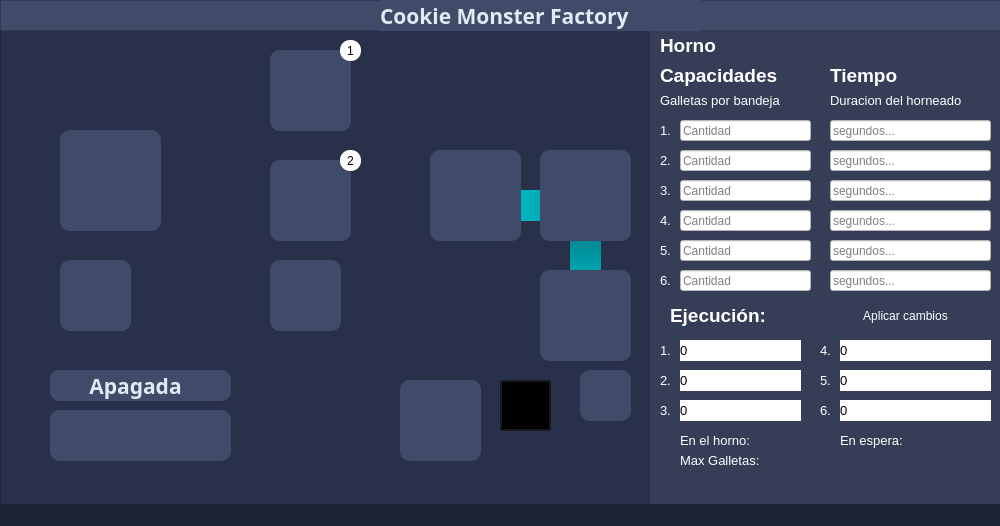
First picture: the form in view/mainwindow.ui, repository JuanVF/CookieMonsterFactory, before the edit.
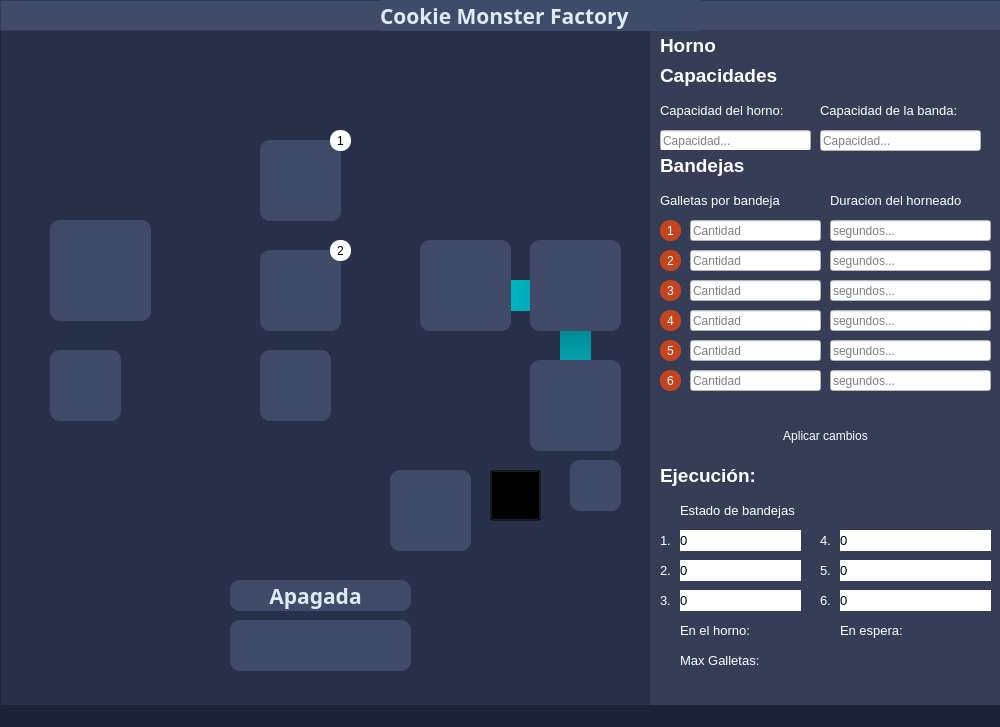
Second picture: the form after the edit. The open tabs and pages were chosen to show the change. Icons and pictures are not drawn.

Commit message: UI Almost finished, added events. Realtime response for Oven, packer and deposit needed

The edit to the form file:
```diff
--- a/view/mainwindow.ui
+++ b/view/mainwindow.ui
@@ -7,7 +7,7 @@
     <x>0</x>
     <y>0</y>
     <width>1000</width>
-    <height>526</height>
+    <height>727</height>
    </rect>
   </property>
   <property name="minimumSize">
@@ -36,7 +36,7 @@
       <x>0</x>
       <y>0</y>
       <width>1000</width>
-      <height>526</height>
+      <height>721</height>
      </rect>
     </property>
     <property name="cursor">
@@ -112,8 +112,8 @@
     <widget class="QFrame" name="frWareHouse">
      <property name="geometry">
       <rect>
-       <x>60</x>
-       <y>130</y>
+       <x>50</x>
+       <y>220</y>
        <width>101</width>
        <height>101</height>
       </rect>
@@ -151,8 +151,8 @@
     <widget class="QFrame" name="frPlanner">
      <property name="geometry">
       <rect>
-       <x>60</x>
-       <y>260</y>
+       <x>50</x>
+       <y>350</y>
        <width>71</width>
        <height>71</height>
       </rect>
@@ -190,8 +190,8 @@
     <widget class="QFrame" name="frMixer1">
      <property name="geometry">
       <rect>
-       <x>270</x>
-       <y>50</y>
+       <x>260</x>
+       <y>140</y>
        <width>81</width>
        <height>81</height>
       </rect>
@@ -229,8 +229,8 @@
     <widget class="QFrame" name="frMixer2">
      <property name="geometry">
       <rect>
-       <x>270</x>
-       <y>160</y>
+       <x>260</x>
+       <y>250</y>
        <width>81</width>
        <height>81</height>
       </rect>
@@ -268,8 +268,8 @@
     <widget class="QFrame" name="frChocolateMixer">
      <property name="geometry">
       <rect>
-       <x>270</x>
-       <y>260</y>
+       <x>260</x>
+       <y>350</y>
        <width>71</width>
        <height>71</height>
       </rect>
@@ -307,8 +307,8 @@
     <widget class="QFrame" name="frChocolateMixer_2">
      <property name="geometry">
       <rect>
-       <x>50</x>
-       <y>410</y>
+       <x>230</x>
+       <y>620</y>
        <width>181</width>
        <height>51</height>
       </rect>
@@ -365,8 +365,8 @@
     <widget class="QFrame" name="frChocolateMixer_3">
      <property name="geometry">
       <rect>
-       <x>50</x>
-       <y>370</y>
+       <x>230</x>
+       <y>580</y>
        <width>181</width>
        <height>31</height>
       </rect>
@@ -413,8 +413,8 @@
     <widget class="QFrame" name="frAssembly">
      <property name="geometry">
       <rect>
-       <x>430</x>
-       <y>150</y>
+       <x>420</x>
+       <y>240</y>
        <width>91</width>
        <height>91</height>
       </rect>
@@ -452,8 +452,8 @@
     <widget class="QFrame" name="frOven">
      <property name="geometry">
       <rect>
-       <x>540</x>
-       <y>150</y>
+       <x>530</x>
+       <y>240</y>
        <width>91</width>
        <height>91</height>
       </rect>
@@ -491,8 +491,8 @@
     <widget class="QFrame" name="frBaler">
      <property name="geometry">
       <rect>
-       <x>540</x>
-       <y>270</y>
+       <x>530</x>
+       <y>360</y>
        <width>91</width>
        <height>91</height>
       </rect>
@@ -530,8 +530,8 @@
     <widget class="QFrame" name="frDelivery">
      <property name="geometry">
       <rect>
-       <x>400</x>
-       <y>380</y>
+       <x>390</x>
+       <y>470</y>
        <width>81</width>
        <height>81</height>
       </rect>
@@ -569,8 +569,8 @@
     <widget class="QLabel" name="label_2">
      <property name="geometry">
       <rect>
-       <x>130</x>
-       <y>70</y>
+       <x>120</x>
+       <y>160</y>
        <width>151</width>
        <height>241</height>
       </rect>
@@ -585,8 +585,8 @@
     <widget class="QLabel" name="label_3">
      <property name="geometry">
       <rect>
-       <x>180</x>
-       <y>140</y>
+       <x>170</x>
+       <y>230</y>
        <width>51</width>
        <height>51</height>
       </rect>
@@ -605,8 +605,8 @@
     <widget class="QLabel" name="lbChocolateQueue">
      <property name="geometry">
       <rect>
-       <x>330</x>
-       <y>70</y>
+       <x>320</x>
+       <y>160</y>
        <width>161</width>
        <height>141</height>
       </rect>
@@ -623,8 +623,8 @@
     <widget class="QLabel" name="label_5">
      <property name="geometry">
       <rect>
-       <x>340</x>
-       <y>190</y>
+       <x>330</x>
+       <y>280</y>
        <width>141</width>
        <height>121</height>
       </rect>
@@ -639,8 +639,8 @@
     <widget class="QLabel" name="label_7">
      <property name="geometry">
       <rect>
-       <x>490</x>
-       <y>190</y>
+       <x>480</x>
+       <y>280</y>
        <width>141</width>
        <height>31</height>
       </rect>
@@ -655,8 +655,8 @@
     <widget class="QLabel" name="label_8">
      <property name="geometry">
       <rect>
-       <x>570</x>
-       <y>220</y>
+       <x>560</x>
+       <y>310</y>
        <width>31</width>
        <height>91</height>
       </rect>
@@ -674,7 +674,7 @@
        <x>650</x>
        <y>30</y>
        <width>351</width>
-       <height>481</height>
+       <height>701</height>
       </rect>
      </property>
      <property name="styleSheet">
@@ -2935,31 +2935,11 @@
         <string>Horno</string>
        </property>
       </widget>
-      <widget class="QLabel" name="label_68">
-       <property name="geometry">
-        <rect>
-         <x>180</x>
-         <y>30</y>
-         <width>101</width>
-         <height>31</height>
-        </rect>
-       </property>
-       <property name="font">
-        <font>
-         <pointsize>14</pointsize>
-         <weight>75</weight>
-         <bold>true</bold>
-        </font>
-       </property>
-       <property name="text">
-        <string>Tiempo</string>
-       </property>
-      </widget>
       <widget class="QLineEdit" name="leOvenBand1Delay">
        <property name="geometry">
         <rect>
          <x>180</x>
-         <y>90</y>
+         <y>190</y>
          <width>161</width>
          <height>21</height>
         </rect>
@@ -2986,7 +2966,7 @@
         <rect>
          <x>10</x>
          <y>30</y>
-         <width>151</width>
+         <width>241</width>
          <height>31</height>
         </rect>
        </property>
@@ -3004,8 +2984,8 @@
       <widget class="QLineEdit" name="leOvenBand1">
        <property name="geometry">
         <rect>
-         <x>30</x>
-         <y>90</y>
+         <x>40</x>
+         <y>190</y>
          <width>131</width>
          <height>21</height>
         </rect>
@@ -3027,9 +3007,9 @@
       <widget class="QPushButton" name="btnOvenApply">
        <property name="geometry">
         <rect>
-         <x>180</x>
-         <y>270</y>
-         <width>151</width>
+         <x>20</x>
+         <y>390</y>
+         <width>311</width>
          <height>31</height>
         </rect>
        </property>
@@ -3060,7 +3040,7 @@
        <property name="geometry">
         <rect>
          <x>10</x>
-         <y>60</y>
+         <y>160</y>
          <width>161</width>
          <height>21</height>
         </rect>
@@ -3080,7 +3060,7 @@
        <property name="geometry">
         <rect>
          <x>180</x>
-         <y>60</y>
+         <y>160</y>
          <width>171</width>
          <height>21</height>
         </rect>
@@ -3099,8 +3079,8 @@
       <widget class="QLineEdit" name="leOvenBand2">
        <property name="geometry">
         <rect>
-         <x>30</x>
-         <y>120</y>
+         <x>40</x>
+         <y>220</y>
          <width>131</width>
          <height>21</height>
         </rect>
@@ -3122,8 +3102,8 @@
       <widget class="QLineEdit" name="leOvenBand3">
        <property name="geometry">
         <rect>
-         <x>30</x>
-         <y>150</y>
+         <x>40</x>
+         <y>250</y>
          <width>131</width>
          <height>21</height>
         </rect>
@@ -3145,8 +3125,8 @@
       <widget class="QLineEdit" name="leOvenBand4">
        <property name="geometry">
         <rect>
-         <x>30</x>
-         <y>180</y>
+         <x>40</x>
+         <y>280</y>
          <width>131</width>
          <height>21</height>
         </rect>
@@ -3168,8 +3148,8 @@
       <widget class="QLineEdit" name="leOvenBand5">
        <property name="geometry">
         <rect>
-         <x>30</x>
-         <y>210</y>
+         <x>40</x>
+         <y>310</y>
          <width>131</width>
          <height>21</height>
         </rect>
@@ -3191,8 +3171,8 @@
       <widget class="QLineEdit" name="leOvenBand6">
        <property name="geometry">
         <rect>
-         <x>30</x>
-         <y>240</y>
+         <x>40</x>
+         <y>340</y>
          <width>131</width>
          <height>21</height>
         </rect>
@@ -3215,7 +3195,7 @@
        <property name="geometry">
         <rect>
          <x>180</x>
-         <y>120</y>
+         <y>220</y>
          <width>161</width>
          <height>21</height>
         </rect>
@@ -3241,7 +3221,7 @@
        <property name="geometry">
         <rect>
          <x>180</x>
-         <y>150</y>
+         <y>250</y>
          <width>161</width>
          <height>21</height>
         </rect>
@@ -3267,7 +3247,7 @@
        <property name="geometry">
         <rect>
          <x>180</x>
-         <y>180</y>
+         <y>280</y>
          <width>161</width>
          <height>21</height>
         </rect>
@@ -3293,7 +3273,7 @@
        <property name="geometry">
         <rect>
          <x>180</x>
-         <y>210</y>
+         <y>310</y>
          <width>161</width>
          <height>21</height>
         </rect>
@@ -3319,7 +3299,7 @@
        <property name="geometry">
         <rect>
          <x>180</x>
-         <y>240</y>
+         <y>340</y>
          <width>161</width>
          <height>21</height>
         </rect>
@@ -3341,131 +3321,11 @@
         <string>segundos...</string>
        </property>
       </widget>
-      <widget class="QLabel" name="label_82">
-       <property name="geometry">
-        <rect>
-         <x>10</x>
-         <y>90</y>
-         <width>16</width>
-         <height>21</height>
-        </rect>
-       </property>
-       <property name="font">
-        <font>
-         <pointsize>10</pointsize>
-         <weight>50</weight>
-         <bold>false</bold>
-        </font>
-       </property>
-       <property name="text">
-        <string>1.</string>
-       </property>
-      </widget>
-      <widget class="QLabel" name="label_83">
-       <property name="geometry">
-        <rect>
-         <x>10</x>
-         <y>120</y>
-         <width>16</width>
-         <height>21</height>
-        </rect>
-       </property>
-       <property name="font">
-        <font>
-         <pointsize>10</pointsize>
-         <weight>50</weight>
-         <bold>false</bold>
-        </font>
-       </property>
-       <property name="text">
-        <string>2.</string>
-       </property>
-      </widget>
-      <widget class="QLabel" name="label_84">
-       <property name="geometry">
-        <rect>
-         <x>10</x>
-         <y>150</y>
-         <width>16</width>
-         <height>21</height>
-        </rect>
-       </property>
-       <property name="font">
-        <font>
-         <pointsize>10</pointsize>
-         <weight>50</weight>
-         <bold>false</bold>
-        </font>
-       </property>
-       <property name="text">
-        <string>3.</string>
-       </property>
-      </widget>
-      <widget class="QLabel" name="label_85">
-       <property name="geometry">
-        <rect>
-         <x>10</x>
-         <y>180</y>
-         <width>16</width>
-         <height>21</height>
-        </rect>
-       </property>
-       <property name="font">
-        <font>
-         <pointsize>10</pointsize>
-         <weight>50</weight>
-         <bold>false</bold>
-        </font>
-       </property>
-       <property name="text">
-        <string>4.</string>
-       </property>
-      </widget>
-      <widget class="QLabel" name="label_86">
-       <property name="geometry">
-        <rect>
-         <x>10</x>
-         <y>210</y>
-         <width>16</width>
-         <height>21</height>
-        </rect>
-       </property>
-       <property name="font">
-        <font>
-         <pointsize>10</pointsize>
-         <weight>50</weight>
-         <bold>false</bold>
-        </font>
-       </property>
-       <property name="text">
-        <string>5.</string>
-       </property>
-      </widget>
-      <widget class="QLabel" name="label_87">
-       <property name="geometry">
-        <rect>
-         <x>10</x>
-         <y>240</y>
-         <width>16</width>
-         <height>21</height>
-        </rect>
-       </property>
-       <property name="font">
-        <font>
-         <pointsize>10</pointsize>
-         <weight>50</weight>
-         <bold>false</bold>
-        </font>
-       </property>
-       <property name="text">
-        <string>6.</string>
-       </property>
-      </widget>
       <widget class="QLabel" name="lbOvenMaxCookies">
        <property name="geometry">
         <rect>
          <x>30</x>
-         <y>420</y>
+         <y>620</y>
          <width>141</width>
          <height>21</height>
         </rect>
@@ -3485,7 +3345,7 @@
        <property name="geometry">
         <rect>
          <x>30</x>
-         <y>400</y>
+         <y>590</y>
          <width>141</width>
          <height>21</height>
         </rect>
@@ -3504,8 +3364,8 @@
       <widget class="QLabel" name="label_70">
        <property name="geometry">
         <rect>
-         <x>20</x>
-         <y>270</y>
+         <x>10</x>
+         <y>430</y>
          <width>151</width>
          <height>31</height>
         </rect>
@@ -3525,7 +3385,7 @@
        <property name="geometry">
         <rect>
          <x>190</x>
-         <y>400</y>
+         <y>590</y>
          <width>151</width>
          <height>21</height>
         </rect>
@@ -3545,7 +3405,7 @@
        <property name="geometry">
         <rect>
          <x>10</x>
-         <y>310</y>
+         <y>500</y>
          <width>16</width>
          <height>21</height>
         </rect>
@@ -3565,7 +3425,7 @@
        <property name="geometry">
         <rect>
          <x>30</x>
-         <y>310</y>
+         <y>500</y>
          <width>121</width>
          <height>21</height>
         </rect>
@@ -3592,7 +3452,7 @@
        <property name="geometry">
         <rect>
          <x>190</x>
-         <y>310</y>
+         <y>500</y>
          <width>151</width>
          <height>21</height>
         </rect>
@@ -3619,7 +3479,7 @@
        <property name="geometry">
         <rect>
          <x>30</x>
-         <y>340</y>
+         <y>530</y>
          <width>121</width>
          <height>21</height>
         </rect>
@@ -3646,7 +3506,7 @@
        <property name="geometry">
         <rect>
          <x>190</x>
-         <y>340</y>
+         <y>530</y>
          <width>151</width>
          <height>21</height>
         </rect>
@@ -3673,7 +3533,7 @@
        <property name="geometry">
         <rect>
          <x>30</x>
-         <y>370</y>
+         <y>560</y>
          <width>121</width>
          <height>21</height>
         </rect>
@@ -3700,7 +3560,7 @@
        <property name="geometry">
         <rect>
          <x>190</x>
-         <y>370</y>
+         <y>560</y>
          <width>151</width>
          <height>21</height>
         </rect>
@@ -3727,7 +3587,7 @@
        <property name="geometry">
         <rect>
          <x>10</x>
-         <y>340</y>
+         <y>530</y>
          <width>16</width>
          <height>21</height>
         </rect>
@@ -3747,7 +3607,7 @@
        <property name="geometry">
         <rect>
          <x>10</x>
-         <y>370</y>
+         <y>560</y>
          <width>16</width>
          <height>21</height>
         </rect>
@@ -3767,7 +3627,7 @@
        <property name="geometry">
         <rect>
          <x>170</x>
-         <y>310</y>
+         <y>500</y>
          <width>16</width>
          <height>21</height>
         </rect>
@@ -3787,7 +3647,7 @@
        <property name="geometry">
         <rect>
          <x>170</x>
-         <y>340</y>
+         <y>530</y>
          <width>16</width>
          <height>21</height>
         </rect>
@@ -3807,7 +3667,7 @@
        <property name="geometry">
         <rect>
          <x>170</x>
-         <y>370</y>
+         <y>560</y>
          <width>16</width>
          <height>21</height>
         </rect>
@@ -3823,6 +3683,282 @@
         <string>6.</string>
        </property>
       </widget>
+      <widget class="QLineEdit" name="leOvenCapacity">
+       <property name="geometry">
+        <rect>
+         <x>10</x>
+         <y>100</y>
+         <width>151</width>
+         <height>21</height>
+        </rect>
+       </property>
+       <property name="styleSheet">
+        <string notr="true">background-color: rgb(255, 255, 255);
+color: rgb(0, 0, 0);</string>
+       </property>
+       <property name="inputMask">
+        <string/>
+       </property>
+       <property name="maxLength">
+        <number>10</number>
+       </property>
+       <property name="placeholderText">
+        <string>Capacidad...</string>
+       </property>
+      </widget>
+      <widget class="QLabel" name="label_106">
+       <property name="geometry">
+        <rect>
+         <x>10</x>
+         <y>70</y>
+         <width>131</width>
+         <height>21</height>
+        </rect>
+       </property>
+       <property name="font">
+        <font>
+         <pointsize>10</pointsize>
+         <weight>50</weight>
+         <bold>false</bold>
+        </font>
+       </property>
+       <property name="text">
+        <string>Capacidad del horno:</string>
+       </property>
+      </widget>
+      <widget class="QLabel" name="label_107">
+       <property name="geometry">
+        <rect>
+         <x>30</x>
+         <y>470</y>
+         <width>121</width>
+         <height>21</height>
+        </rect>
+       </property>
+       <property name="font">
+        <font>
+         <pointsize>10</pointsize>
+         <weight>50</weight>
+         <bold>false</bold>
+        </font>
+       </property>
+       <property name="text">
+        <string>Estado de bandejas</string>
+       </property>
+      </widget>
+      <widget class="QPushButton" name="btnTurnTray1">
+       <property name="geometry">
+        <rect>
+         <x>10</x>
+         <y>190</y>
+         <width>21</width>
+         <height>21</height>
+        </rect>
+       </property>
+       <property name="cursor">
+        <cursorShape>PointingHandCursor</cursorShape>
+       </property>
+       <property name="styleSheet">
+        <string notr="true">color: rgb(255, 255, 255);
+background-color: rgb(194, 69, 31);
+border-radius: 10px;
+</string>
+       </property>
+       <property name="text">
+        <string>1</string>
+       </property>
+       <property name="flat">
+        <bool>true</bool>
+       </property>
+      </widget>
+      <widget class="QPushButton" name="btnTurnTray2">
+       <property name="geometry">
+        <rect>
+         <x>10</x>
+         <y>220</y>
+         <width>21</width>
+         <height>21</height>
+        </rect>
+       </property>
+       <property name="cursor">
+        <cursorShape>PointingHandCursor</cursorShape>
+       </property>
+       <property name="styleSheet">
+        <string notr="true">color: rgb(255, 255, 255);
+background-color: rgb(194, 69, 31);
+border-radius: 10px;
+</string>
+       </property>
+       <property name="text">
+        <string>2</string>
+       </property>
+       <property name="flat">
+        <bool>true</bool>
+       </property>
+      </widget>
+      <widget class="QPushButton" name="btnTurnTray3">
+       <property name="geometry">
+        <rect>
+         <x>10</x>
+         <y>250</y>
+         <width>21</width>
+         <height>21</height>
+        </rect>
+       </property>
+       <property name="cursor">
+        <cursorShape>PointingHandCursor</cursorShape>
+       </property>
+       <property name="styleSheet">
+        <string notr="true">color: rgb(255, 255, 255);
+background-color: rgb(194, 69, 31);
+border-radius: 10px;
+</string>
+       </property>
+       <property name="text">
+        <string>3</string>
+       </property>
+       <property name="flat">
+        <bool>true</bool>
+       </property>
+      </widget>
+      <widget class="QPushButton" name="btnTurnTray4">
+       <property name="geometry">
+        <rect>
+         <x>10</x>
+         <y>280</y>
+         <width>21</width>
+         <height>21</height>
+        </rect>
+       </property>
+       <property name="cursor">
+        <cursorShape>PointingHandCursor</cursorShape>
+       </property>
+       <property name="styleSheet">
+        <string notr="true">color: rgb(255, 255, 255);
+background-color: rgb(194, 69, 31);
+border-radius: 10px;
+</string>
+       </property>
+       <property name="text">
+        <string>4</string>
+       </property>
+       <property name="flat">
+        <bool>true</bool>
+       </property>
+      </widget>
+      <widget class="QPushButton" name="btnTurnTray5">
+       <property name="geometry">
+        <rect>
+         <x>10</x>
+         <y>310</y>
+         <width>21</width>
+         <height>21</height>
+        </rect>
+       </property>
+       <property name="cursor">
+        <cursorShape>PointingHandCursor</cursorShape>
+       </property>
+       <property name="styleSheet">
+        <string notr="true">color: rgb(255, 255, 255);
+background-color: rgb(194, 69, 31);
+border-radius: 10px;
+</string>
+       </property>
+       <property name="text">
+        <string>5</string>
+       </property>
+       <property name="flat">
+        <bool>true</bool>
+       </property>
+      </widget>
+      <widget class="QPushButton" name="btnTurnTray6">
+       <property name="geometry">
+        <rect>
+         <x>10</x>
+         <y>340</y>
+         <width>21</width>
+         <height>21</height>
+        </rect>
+       </property>
+       <property name="cursor">
+        <cursorShape>PointingHandCursor</cursorShape>
+       </property>
+       <property name="styleSheet">
+        <string notr="true">color: rgb(255, 255, 255);
+background-color: rgb(194, 69, 31);
+border-radius: 10px;
+</string>
+       </property>
+       <property name="text">
+        <string>6</string>
+       </property>
+       <property name="flat">
+        <bool>true</bool>
+       </property>
+      </widget>
+      <widget class="QLineEdit" name="leOvenBandCapacity">
+       <property name="geometry">
+        <rect>
+         <x>170</x>
+         <y>100</y>
+         <width>161</width>
+         <height>21</height>
+        </rect>
+       </property>
+       <property name="styleSheet">
+        <string notr="true">background-color: rgb(255, 255, 255);
+color: rgb(0, 0, 0);</string>
+       </property>
+       <property name="inputMask">
+        <string/>
+       </property>
+       <property name="maxLength">
+        <number>10</number>
+       </property>
+       <property name="placeholderText">
+        <string>Capacidad...</string>
+       </property>
+      </widget>
+      <widget class="QLabel" name="label_82">
+       <property name="geometry">
+        <rect>
+         <x>10</x>
+         <y>120</y>
+         <width>151</width>
+         <height>31</height>
+        </rect>
+       </property>
+       <property name="font">
+        <font>
+         <pointsize>14</pointsize>
+         <weight>75</weight>
+         <bold>true</bold>
+        </font>
+       </property>
+       <property name="text">
+        <string>Bandejas</string>
+       </property>
+      </widget>
+      <widget class="QLabel" name="label_108">
+       <property name="geometry">
+        <rect>
+         <x>170</x>
+         <y>70</y>
+         <width>151</width>
+         <height>21</height>
+        </rect>
+       </property>
+       <property name="font">
+        <font>
+         <pointsize>10</pointsize>
+         <weight>50</weight>
+         <bold>false</bold>
+        </font>
+       </property>
+       <property name="text">
+        <string>Capacidad de la banda:</string>
+       </property>
+      </widget>
      </widget>
      <widget class="QWidget" name="packer_page">
       <widget class="QLabel" name="label_71">
@@ -4666,8 +4802,8 @@
     <widget class="QLabel" name="label_6">
      <property name="geometry">
       <rect>
-       <x>480</x>
-       <y>310</y>
+       <x>470</x>
+       <y>400</y>
        <width>141</width>
        <height>121</height>
       </rect>
@@ -4682,8 +4818,8 @@
     <widget class="QLabel" name="label_35">
      <property name="geometry">
       <rect>
-       <x>340</x>
-       <y>40</y>
+       <x>330</x>
+       <y>130</y>
        <width>21</width>
        <height>21</height>
       </rect>
@@ -4704,8 +4840,8 @@
     <widget class="QLabel" name="label_36">
      <property name="geometry">
       <rect>
-       <x>340</x>
-       <y>150</y>
+       <x>330</x>
+       <y>240</y>
        <width>21</width>
        <height>21</height>
       </rect>
@@ -4726,8 +4862,8 @@
     <widget class="QFrame" name="frBaler_2">
      <property name="geometry">
       <rect>
-       <x>580</x>
-       <y>370</y>
+       <x>570</x>
+       <y>460</y>
        <width>51</width>
        <height>51</height>
       </rect>
@@ -4765,8 +4901,8 @@
     <widget class="QPushButton" name="btnTrans">
      <property name="geometry">
       <rect>
-       <x>500</x>
-       <y>380</y>
+       <x>490</x>
+       <y>470</y>
        <width>51</width>
        <height>51</height>
       </rect>
```
Left out of the diff: 137 changed lines with no effect on the pictures. The commit also changes 7 other files.
